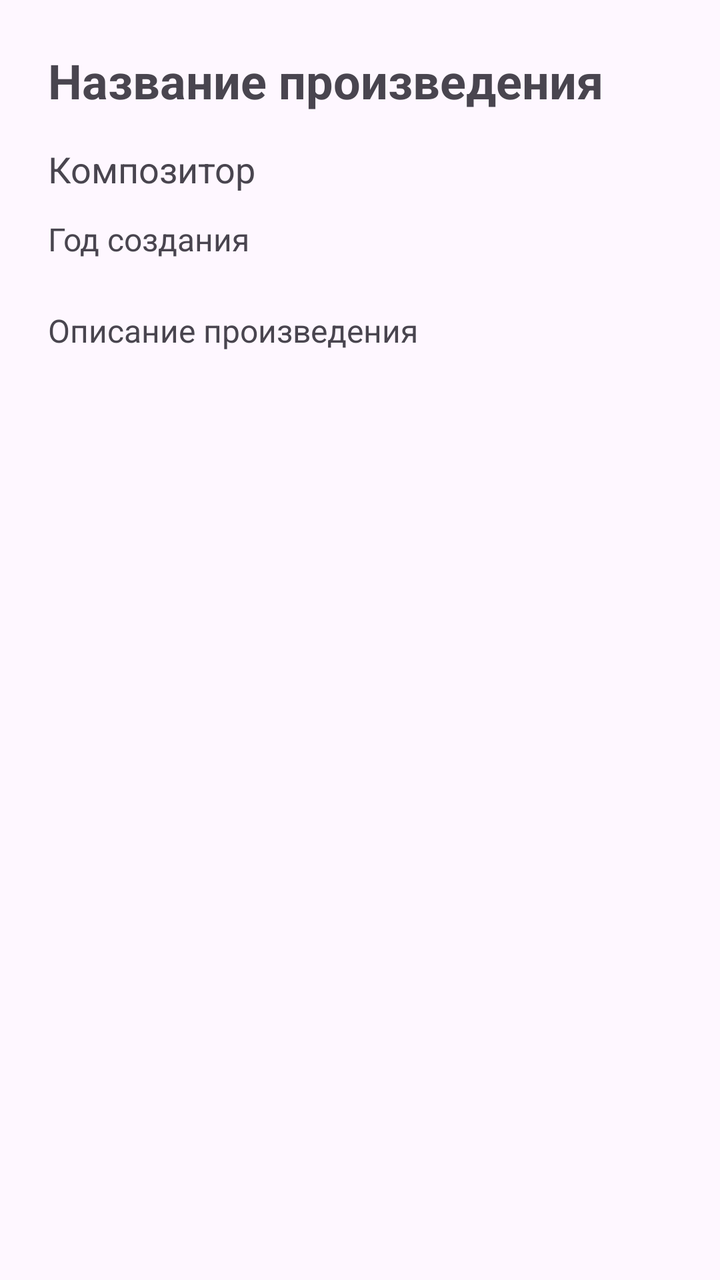
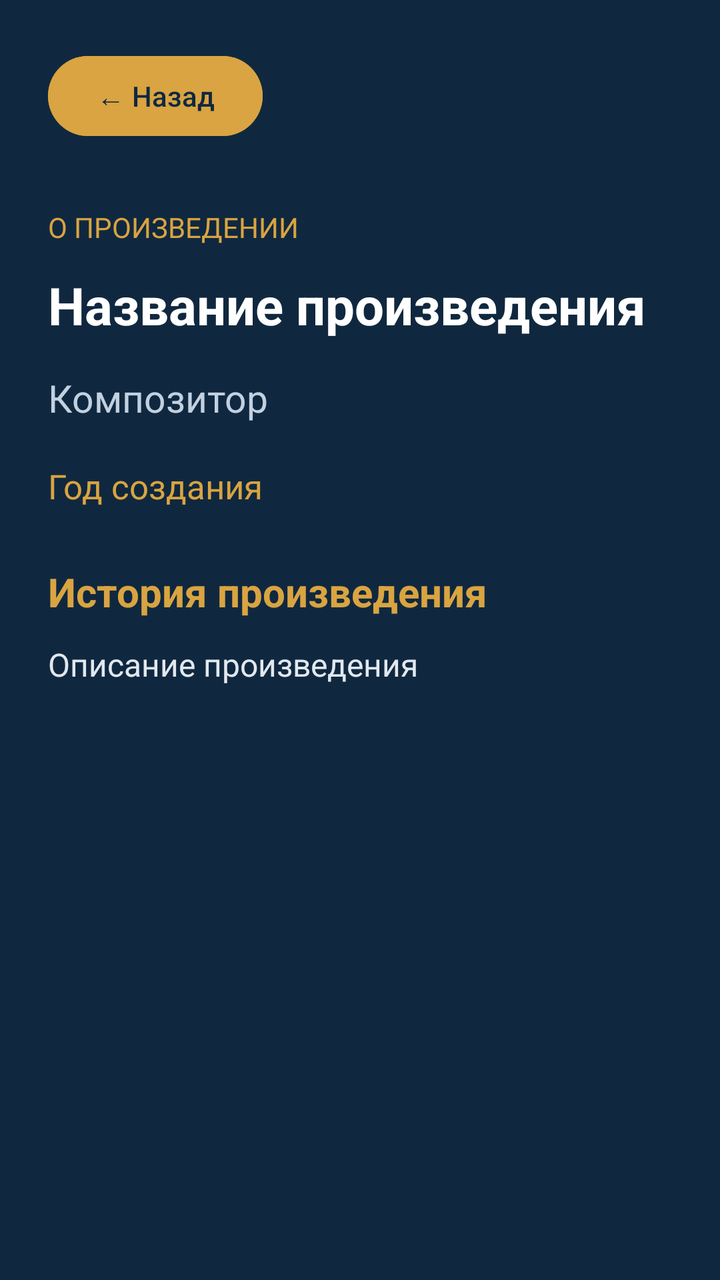

Compare the two renders of this Android layout. The source of the first and the diff that turns it into the second are given below.
<!-- AndroidManifest.xml: application theme Theme.MusicLibrary -->
<!-- res/layout/activity_player.xml -->
<?xml version="1.0" encoding="utf-8"?>
<ScrollView xmlns:android="http://schemas.android.com/apk/res/android"
    android:layout_width="match_parent"
    android:layout_height="match_parent"
    android:fillViewport="true">

    <LinearLayout
        android:layout_width="match_parent"
        android:layout_height="wrap_content"
        android:orientation="vertical"
        android:padding="24dp">

        <TextView
            android:id="@+id/detailTitle"
            android:layout_width="match_parent"
            android:layout_height="wrap_content"
            android:text="Название произведения"
            android:textSize="24sp"
            android:textStyle="bold"
            android:layout_marginBottom="16dp" />

        <TextView
            android:id="@+id/detailComposer"
            android:layout_width="match_parent"
            android:layout_height="wrap_content"
            android:text="Композитор"
            android:textSize="18sp"
            android:layout_marginBottom="12dp" />

        <TextView
            android:id="@+id/detailYear"
            android:layout_width="match_parent"
            android:layout_height="wrap_content"
            android:text="Год создания"
            android:textSize="16sp"
            android:layout_marginBottom="24dp" />

        <TextView
            android:id="@+id/detailDescription"
            android:layout_width="match_parent"
            android:layout_height="wrap_content"
            android:text="Описание произведения"
            android:textSize="16sp" />

    </LinearLayout>

</ScrollView>
<!-- resources referenced by this layout -->
<resources>
  <style name="Theme.MusicLibrary" parent="Base.Theme.MusicLibrary" />
  <style name="Base.Theme.MusicLibrary" parent="Theme.Material3.DayNight.NoActionBar">
          
          
      </style>
</resources>

<!-- the commit's change to res/layout/activity_player.xml (unified diff, before → after) -->
@@ -2,6 +2,7 @@
 <ScrollView xmlns:android="http://schemas.android.com/apk/res/android"
     android:layout_width="match_parent"
     android:layout_height="match_parent"
+    android:background="#10283F"
     android:fillViewport="true">
 
     <LinearLayout
@@ -10,12 +11,31 @@
         android:orientation="vertical"
         android:padding="24dp">
 
+        <Button
+            android:id="@+id/backButton"
+            android:layout_width="wrap_content"
+            android:layout_height="wrap_content"
+            android:text="← Назад"
+            android:textAllCaps="false"
+            android:layout_marginBottom="32dp"
+            android:backgroundTint="#D9A441"
+            android:textColor="#10283F" />
+
+        <TextView
+            android:layout_width="match_parent"
+            android:layout_height="wrap_content"
+            android:text="О ПРОИЗВЕДЕНИИ"
+            android:textColor="#D9A441"
+            android:textSize="14sp"
+            android:layout_marginBottom="12dp" />
+
         <TextView
             android:id="@+id/detailTitle"
             android:layout_width="match_parent"
             android:layout_height="wrap_content"
             android:text="Название произведения"
-            android:textSize="24sp"
+            android:textColor="#FFFFFF"
+            android:textSize="26sp"
             android:textStyle="bold"
             android:layout_marginBottom="16dp" />
 
@@ -24,23 +44,36 @@
             android:layout_width="match_parent"
             android:layout_height="wrap_content"
             android:text="Композитор"
-            android:textSize="18sp"
-            android:layout_marginBottom="12dp" />
+            android:textColor="#C2D1E0"
+            android:textSize="19sp"
+            android:layout_marginBottom="20dp" />
 
         <TextView
             android:id="@+id/detailYear"
             android:layout_width="match_parent"
             android:layout_height="wrap_content"
             android:text="Год создания"
-            android:textSize="16sp"
-            android:layout_marginBottom="24dp" />
+            android:textColor="#D9A441"
+            android:textSize="17sp"
+            android:layout_marginBottom="28dp" />
+
+        <TextView
+            android:layout_width="match_parent"
+            android:layout_height="wrap_content"
+            android:text="История произведения"
+            android:textColor="#D9A441"
+            android:textSize="20sp"
+            android:textStyle="bold"
+            android:layout_marginBottom="12dp" />
 
         <TextView
             android:id="@+id/detailDescription"
             android:layout_width="match_parent"
             android:layout_height="wrap_content"
             android:text="Описание произведения"
-            android:textSize="16sp" />
+            android:textColor="#E1E8EF"
+            android:textSize="16sp"
+            android:lineSpacingExtra="6dp" />
 
     </LinearLayout>
 
